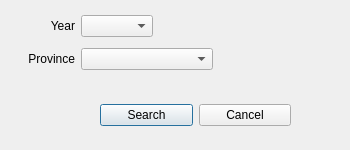
Old version of the form view/ui/Search__count_students_per_province_and_year.ui in the repository albertolicea00/CRUD-PyQt.
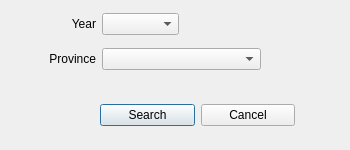
New version of the form.

The edit to the form file:
```diff
--- a/view/ui/Search__count_students_per_province_and_year.ui
+++ b/view/ui/Search__count_students_per_province_and_year.ui
@@ -30,7 +30,7 @@
     <rect>
      <x>100</x>
      <y>90</y>
-     <width>191</width>
+     <width>195</width>
      <height>51</height>
     </rect>
    </property>
@@ -61,9 +61,9 @@
    <property name="geometry">
     <rect>
      <x>20</x>
-     <y>10</y>
-     <width>193</width>
-     <height>67</height>
+     <y>6</y>
+     <width>241</width>
+     <height>71</height>
     </rect>
    </property>
    <layout class="QGridLayout" name="gridLayout">
```
